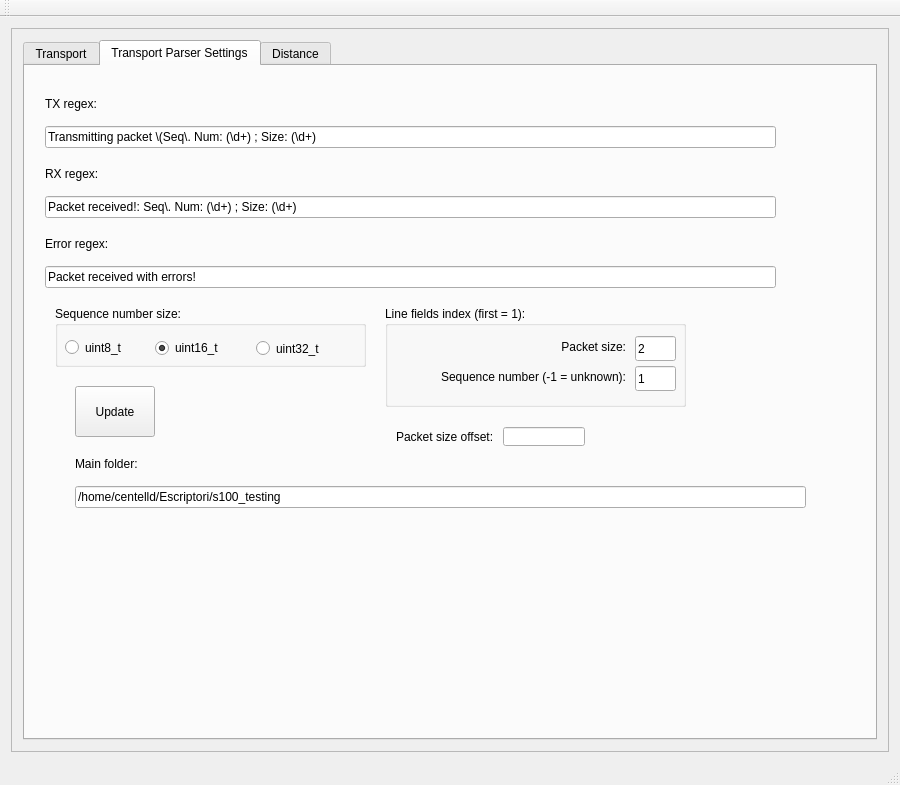
Old version of the form src/gui/mainwindow.ui in the repository dcentelles/comms_log_parser.
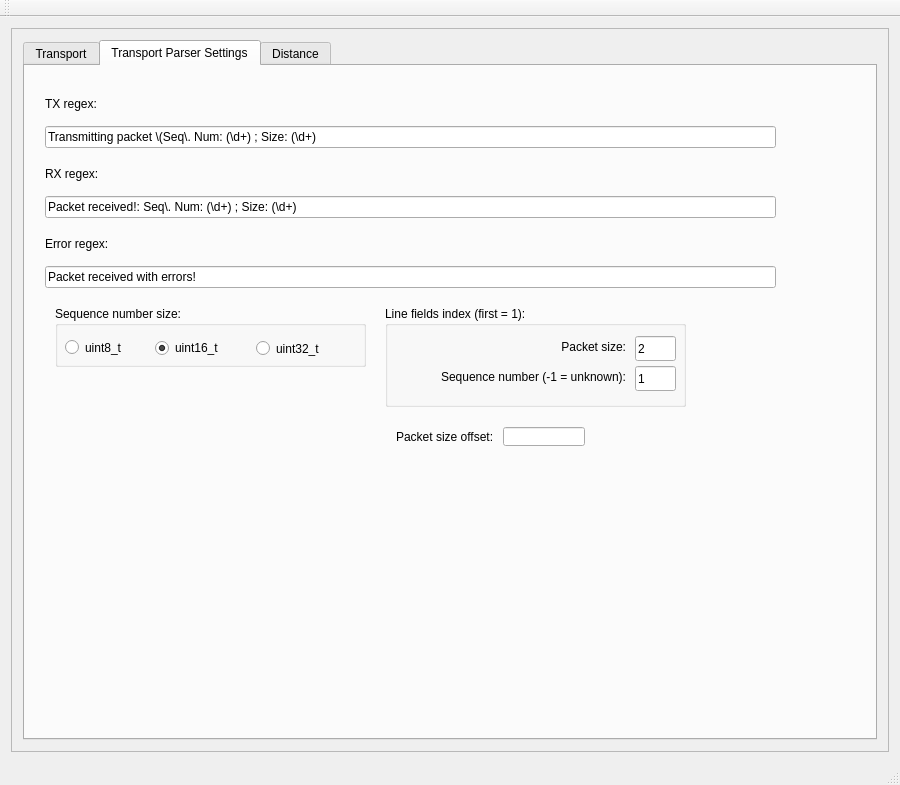
New version of the form. The open tabs and pages were chosen to show the change.

Commit message: save current settings as default and big refactor

Patch:
```diff
--- a/src/gui/mainwindow.ui
+++ b/src/gui/mainwindow.ui
@@ -754,45 +754,6 @@
              <string>TX regex:</string>
             </property>
            </widget>
-           <widget class="QPushButton" name="pushButton">
-            <property name="geometry">
-             <rect>
-              <x>50</x>
-              <y>320</y>
-              <width>80</width>
-              <height>51</height>
-             </rect>
-            </property>
-            <property name="text">
-             <string>Update</string>
-            </property>
-           </widget>
-           <widget class="QLineEdit" name="mainFolderLineEdit">
-            <property name="geometry">
-             <rect>
-              <x>50</x>
-              <y>420</y>
-              <width>731</width>
-              <height>22</height>
-             </rect>
-            </property>
-            <property name="text">
-             <string>/home/centelld/Escriptori/s100_testing</string>
-            </property>
-           </widget>
-           <widget class="QLabel" name="label_6">
-            <property name="geometry">
-             <rect>
-              <x>50</x>
-              <y>390</y>
-              <width>81</width>
-              <height>16</height>
-             </rect>
-            </property>
-            <property name="text">
-             <string>Main folder:</string>
-            </property>
-           </widget>
            <widget class="QGroupBox" name="groupBox_2">
             <property name="geometry">
              <rect>
```
Left out of the diff: 44 changed lines with no effect on the pictures. The commit also changes 2 other files.
